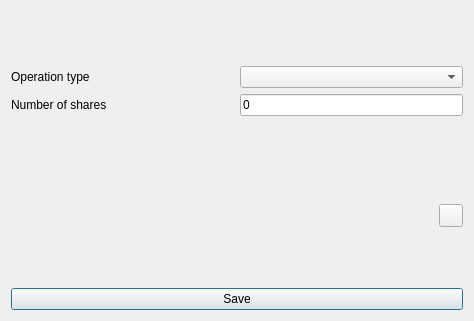
The window that ui/frmInvestmentOperationsAdd.ui (turulomio/xulpymoney) describes before a commit, drawn with Qt 5.
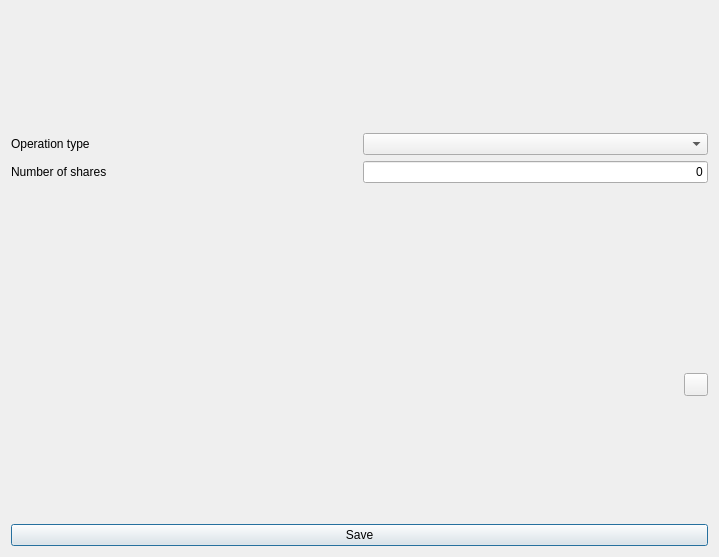
The same window after the commit. Icons and pictures are not drawn. Custom widgets are drawn as their Qt base class.

What changed in the file:
```diff
--- a/ui/frmInvestmentOperationsAdd.ui
+++ b/ui/frmInvestmentOperationsAdd.ui
@@ -9,8 +9,8 @@
    <rect>
     <x>0</x>
     <y>0</y>
-    <width>474</width>
-    <height>321</height>
+    <width>719</width>
+    <height>557</height>
    </rect>
   </property>
   <property name="windowTitle">
@@ -45,9 +45,35 @@
      </item>
      <item>
       <layout class="QHBoxLayout" name="horizontalLayout_8">
+       <item>
+        <spacer name="horizontalSpacer_2">
+         <property name="orientation">
+          <enum>Qt::Horizontal</enum>
+         </property>
+         <property name="sizeHint" stdset="0">
+          <size>
+           <width>40</width>
+           <height>20</height>
+          </size>
+         </property>
+        </spacer>
+       </item>
        <item>
         <widget class="wdgDatetime" name="wdgDT" native="true"/>
        </item>
+       <item>
+        <spacer name="horizontalSpacer">
+         <property name="orientation">
+          <enum>Qt::Horizontal</enum>
+         </property>
+         <property name="sizeHint" stdset="0">
+          <size>
+           <width>40</width>
+           <height>20</height>
+          </size>
+         </property>
+        </spacer>
+       </item>
       </layout>
      </item>
      <item>
@@ -84,6 +110,9 @@
          <property name="text">
           <string>0</string>
          </property>
+         <property name="alignment">
+          <set>Qt::AlignRight|Qt::AlignTrailing|Qt::AlignVCenter</set>
+         </property>
         </widget>
        </item>
       </layout>
```
Left out of the diff: 10 changed lines with no effect on the pictures.
